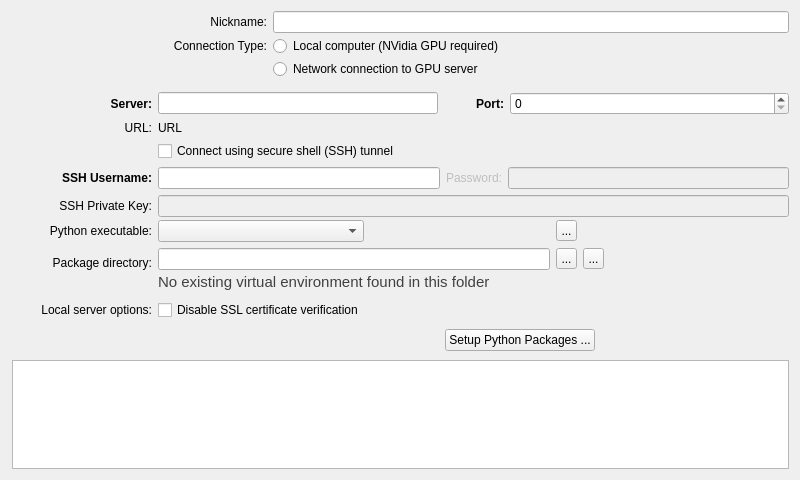
First picture: the form in GUI/Qt/Windows/DeepLearningServerEditor.ui, repository pyushkevich/itksnap, before the edit.
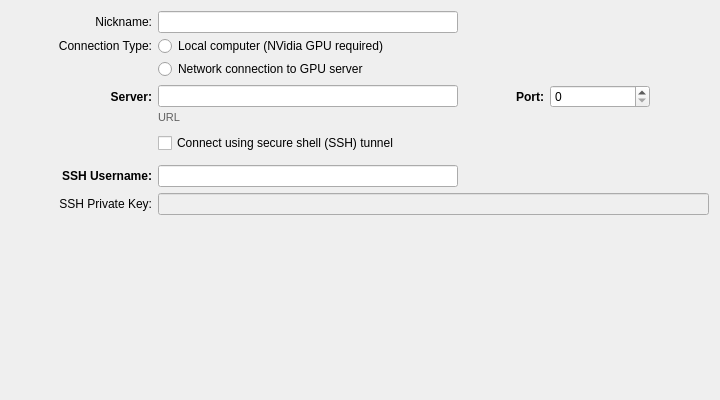
Second picture: the form after the edit. Icons and pictures are not drawn. Custom widgets are drawn as their Qt base class.

Patch:
```diff
--- a/GUI/Qt/Windows/DeepLearningServerEditor.ui
+++ b/GUI/Qt/Windows/DeepLearningServerEditor.ui
@@ -6,14 +6,14 @@
    <rect>
     <x>0</x>
     <y>0</y>
-    <width>800</width>
-    <height>480</height>
+    <width>720</width>
+    <height>400</height>
    </rect>
   </property>
   <property name="minimumSize">
    <size>
-    <width>800</width>
-    <height>480</height>
+    <width>720</width>
+    <height>400</height>
    </size>
   </property>
   <property name="windowTitle">
@@ -22,19 +22,137 @@
   <property name="styleSheet">
    <string notr="true"/>
   </property>
-  <layout class="QGridLayout" name="gridLayout" columnstretch="0,0,0">
+  <layout class="QVBoxLayout" name="verticalLayout">
    <property name="leftMargin">
     <number>12</number>
    </property>
+   <item>
+    <widget class="QWidget" name="grpHeader" native="true">
+     <layout class="QGridLayout" name="gridLayout_5" columnstretch="0,0,0" columnminimumwidth="140,0,0">
+      <property name="leftMargin">
+       <number>0</number>
+      </property>
+      <property name="topMargin">
+       <number>0</number>
+      </property>
+      <property name="rightMargin">
+       <number>0</number>
+      </property>
+      <property name="bottomMargin">
+       <number>0</number>
+      </property>
    <property name="horizontalSpacing">
     <number>6</number>
    </property>
    <property name="verticalSpacing">
     <number>3</number>
    </property>
-   <item row="4" column="0" colspan="3">
+      <item row="0" column="1">
+       <widget class="QLineEdit" name="inNickname">
+        <property name="minimumSize">
+         <size>
+          <width>300</width>
+          <height>0</height>
+         </size>
+        </property>
+        <property name="maximumSize">
+         <size>
+          <width>300</width>
+          <height>16777215</height>
+         </size>
+        </property>
+       </widget>
+      </item>
+      <item row="0" column="0">
+       <widget class="QLabel" name="label_9">
+        <property name="minimumSize">
+         <size>
+          <width>140</width>
+          <height>0</height>
+         </size>
+        </property>
+        <property name="text">
+         <string>Nickname:</string>
+        </property>
+        <property name="alignment">
+         <set>Qt::AlignmentFlag::AlignRight|Qt::AlignmentFlag::AlignTrailing|Qt::AlignmentFlag::AlignVCenter</set>
+        </property>
+       </widget>
+      </item>
+      <item row="1" column="0">
+       <widget class="QLabel" name="label_15">
+        <property name="minimumSize">
+         <size>
+          <width>140</width>
+          <height>0</height>
+         </size>
+        </property>
+        <property name="text">
+         <string>Connection Type:</string>
+        </property>
+        <property name="alignment">
+         <set>Qt::AlignmentFlag::AlignRight|Qt::AlignmentFlag::AlignTrailing|Qt::AlignmentFlag::AlignVCenter</set>
+        </property>
+       </widget>
+      </item>
+      <item row="1" column="1">
+       <widget class="QRadioButton" name="radioConnLocal">
+        <property name="text">
+         <string>Local computer (NVidia GPU required)</string>
+        </property>
+       </widget>
+      </item>
+      <item row="2" column="1">
+       <widget class="QRadioButton" name="radioConnRemote">
+        <property name="text">
+         <string>Network connection to GPU server</string>
+        </property>
+       </widget>
+      </item>
+      <item row="0" column="2">
+       <spacer name="horizontalSpacer_4">
+        <property name="orientation">
+         <enum>Qt::Orientation::Horizontal</enum>
+        </property>
+        <property name="sizeHint" stdset="0">
+         <size>
+          <width>40</width>
+          <height>20</height>
+         </size>
+        </property>
+       </spacer>
+      </item>
+     </layout>
+    </widget>
+   </item>
+   <item>
+    <widget class="QStackedWidget" name="stackMode">
+     <property name="currentIndex">
+      <number>0</number>
+     </property>
+     <widget class="QWidget" name="pageRemote">
+      <layout class="QVBoxLayout" name="verticalLayout_2">
+       <property name="spacing">
+        <number>0</number>
+       </property>
+       <property name="leftMargin">
+        <number>0</number>
+       </property>
+       <property name="topMargin">
+        <number>0</number>
+       </property>
+       <property name="rightMargin">
+        <number>0</number>
+       </property>
+       <property name="bottomMargin">
+        <number>0</number>
+       </property>
+       <item>
     <widget class="QWidget" name="grpRemote" native="true">
-     <layout class="QGridLayout" name="gridLayout_3" columnstretch="0,1,0,1" columnminimumwidth="140,130,60,130">
+         <layout class="QVBoxLayout" name="verticalLayout_4">
+          <property name="spacing">
+           <number>12</number>
+          </property>
       <property name="leftMargin">
        <number>0</number>
       </property>
@@ -47,18 +165,9 @@
       <property name="bottomMargin">
        <number>0</number>
       </property>
-      <property name="spacing">
-       <number>6</number>
-      </property>
-      <item row="1" column="1">
-       <widget class="QLineEdit" name="inHostname"/>
-      </item>
-      <item row="5" column="0" colspan="4">
-       <widget class="QWidget" name="grpSSH" native="true">
-        <property name="styleSheet">
-         <string notr="true"/>
-        </property>
-        <layout class="QGridLayout" name="gridLayout_2" columnstretch="0,1,0,1" columnminimumwidth="140,0,0,0">
+          <item>
+           <widget class="QWidget" name="grpRemoteMain" native="true">
+            <layout class="QGridLayout" name="gridLayout">
          <property name="leftMargin">
           <number>0</number>
          </property>
@@ -71,117 +180,53 @@
          <property name="bottomMargin">
           <number>0</number>
          </property>
-         <property name="spacing">
+             <property name="horizontalSpacing">
           <number>6</number>
          </property>
-         <item row="1" column="3">
-          <widget class="QLineEdit" name="inSSHPassword">
-           <property name="enabled">
-            <bool>false</bool>
-           </property>
-          </widget>
-         </item>
-         <item row="1" column="2">
-          <widget class="QLabel" name="lblSSHPassword">
-           <property name="enabled">
-            <bool>false</bool>
-           </property>
-           <property name="text">
-            <string>Password:</string>
-           </property>
-           <property name="alignment">
-            <set>Qt::AlignmentFlag::AlignRight|Qt::AlignmentFlag::AlignTrailing|Qt::AlignmentFlag::AlignVCenter</set>
-           </property>
-          </widget>
-         </item>
-         <item row="2" column="1" colspan="3">
-          <widget class="QLineEdit" name="inSSHPrivateKey">
-           <property name="enabled">
-            <bool>false</bool>
-           </property>
-          </widget>
-         </item>
-         <item row="2" column="0">
-          <widget class="QLabel" name="lblSSHPrivateKey">
-           <property name="text">
-            <string>SSH Private Key:</string>
-           </property>
-           <property name="alignment">
-            <set>Qt::AlignmentFlag::AlignRight|Qt::AlignmentFlag::AlignTrailing|Qt::AlignmentFlag::AlignVCenter</set>
-           </property>
-          </widget>
-         </item>
-         <item row="1" column="0">
-          <widget class="QLabel" name="lblSSHUsername">
-           <property name="styleSheet">
-            <string notr="true">font-weight:bold;</string>
-           </property>
-           <property name="text">
-            <string>SSH Username:</string>
-           </property>
-           <property name="alignment">
-            <set>Qt::AlignmentFlag::AlignRight|Qt::AlignmentFlag::AlignTrailing|Qt::AlignmentFlag::AlignVCenter</set>
-           </property>
-          </widget>
-         </item>
-         <item row="1" column="1">
-          <widget class="QLineEdit" name="inSSHUsername"/>
-         </item>
-        </layout>
-       </widget>
-      </item>
-      <item row="1" column="3">
+             <property name="verticalSpacing">
+              <number>3</number>
+             </property>
+             <item row="0" column="3">
        <widget class="QSpinBox" name="inPort">
+               <property name="minimumSize">
+                <size>
+                 <width>100</width>
+                 <height>0</height>
+                </size>
+               </property>
+               <property name="maximumSize">
+                <size>
+                 <width>100</width>
+                 <height>16777215</height>
+                </size>
+               </property>
         <property name="maximum">
          <number>99999</number>
         </property>
        </widget>
       </item>
-      <item row="2" column="0">
-       <widget class="QLabel" name="lblURL">
-        <property name="text">
-         <string>URL:</string>
-        </property>
-        <property name="alignment">
-         <set>Qt::AlignmentFlag::AlignRight|Qt::AlignmentFlag::AlignTrailing|Qt::AlignmentFlag::AlignVCenter</set>
-        </property>
-       </widget>
-      </item>
-      <item row="1" column="0">
-       <widget class="QLabel" name="lblHostname">
-        <property name="styleSheet">
-         <string notr="true">font-weight:bold;</string>
-        </property>
-        <property name="text">
-         <string>Server:</string>
-        </property>
-        <property name="alignment">
-         <set>Qt::AlignmentFlag::AlignRight|Qt::AlignmentFlag::AlignTrailing|Qt::AlignmentFlag::AlignVCenter</set>
-        </property>
-       </widget>
-      </item>
-      <item row="3" column="1" colspan="3">
-       <widget class="QCheckBox" name="chkTunnel">
-        <property name="text">
-         <string>Connect using secure shell (SSH) tunnel</string>
-        </property>
-       </widget>
-      </item>
-      <item row="1" column="2">
-       <widget class="QLabel" name="lblPort">
-        <property name="styleSheet">
-         <string notr="true">font-weight:bold;</string>
-        </property>
-        <property name="text">
-         <string>Port:</string>
-        </property>
-        <property name="alignment">
-         <set>Qt::AlignmentFlag::AlignRight|Qt::AlignmentFlag::AlignTrailing|Qt::AlignmentFlag::AlignVCenter</set>
-        </property>
-       </widget>
-      </item>
       <item row="2" column="1">
+              <spacer name="verticalSpacer_5">
+               <property name="orientation">
+                <enum>Qt::Orientation::Vertical</enum>
+               </property>
+               <property name="sizeType">
+                <enum>QSizePolicy::Policy::Fixed</enum>
+               </property>
+               <property name="sizeHint" stdset="0">
+                <size>
+                 <width>20</width>
+                 <height>6</height>
+                </size>
+               </property>
+              </spacer>
+             </item>
+             <item row="1" column="1">
        <widget class="QLabel" name="outURL">
+               <property name="styleSheet">
+                <string notr="true">font-size:11px;
+color:rgb(96, 96, 96);</string>
+               </property>
         <property name="text">
          <string>URL</string>
         </property>
@@ -190,18 +235,82 @@
         </property>
        </widget>
       </item>
+             <item row="0" column="1">
+              <widget class="QLineEdit" name="inHostname">
+               <property name="minimumSize">
+                <size>
+                 <width>300</width>
+                 <height>0</height>
+                </size>
+               </property>
+               <property name="maximumSize">
+                <size>
+                 <width>300</width>
+                 <height>16777215</height>
+                </size>
+               </property>
+              </widget>
+             </item>
+             <item row="0" column="2">
+              <widget class="QLabel" name="lblPort">
+               <property name="minimumSize">
+                <size>
+                 <width>80</width>
+                 <height>0</height>
+                </size>
+               </property>
+               <property name="maximumSize">
+                <size>
+                 <width>80</width>
+                 <height>16777215</height>
+                </size>
+               </property>
+               <property name="styleSheet">
+                <string notr="true">font-weight:bold;</string>
+               </property>
+               <property name="text">
+                <string>Port:</string>
+               </property>
+               <property name="alignment">
+                <set>Qt::AlignmentFlag::AlignRight|Qt::AlignmentFlag::AlignTrailing|Qt::AlignmentFlag::AlignVCenter</set>
+               </property>
+              </widget>
+             </item>
+             <item row="3" column="1" colspan="3">
+              <widget class="QCheckBox" name="chkTunnel">
+               <property name="text">
+                <string>Connect using secure shell (SSH) tunnel</string>
+               </property>
+              </widget>
+             </item>
       <item row="0" column="0">
-       <spacer name="verticalSpacer_4">
+              <widget class="QLabel" name="lblHostname">
+               <property name="minimumSize">
+                <size>
+                 <width>140</width>
+                 <height>0</height>
+                </size>
+               </property>
+               <property name="styleSheet">
+                <string notr="true">font-weight:bold;</string>
+               </property>
+               <property name="text">
+                <string>Server:</string>
+               </property>
+               <property name="alignment">
+                <set>Qt::AlignmentFlag::AlignRight|Qt::AlignmentFlag::AlignTrailing|Qt::AlignmentFlag::AlignVCenter</set>
+               </property>
+              </widget>
+             </item>
+             <item row="0" column="4">
+              <spacer name="horizontalSpacer_6">
         <property name="orientation">
-         <enum>Qt::Orientation::Vertical</enum>
-        </property>
-        <property name="sizeType">
-         <enum>QSizePolicy::Policy::Fixed</enum>
+                <enum>Qt::Orientation::Horizontal</enum>
         </property>
         <property name="sizeHint" stdset="0">
          <size>
-          <width>20</width>
-          <height>10</height>
+                 <width>40</width>
+                 <height>20</height>
          </size>
         </property>
        </spacer>
@@ -209,22 +318,12 @@
      </layout>
     </widget>
    </item>
-   <item row="0" column="1" colspan="2">
-    <widget class="QLineEdit" name="inNickname"/>
-   </item>
-   <item row="0" column="0">
-    <widget class="QLabel" name="label_9">
-     <property name="text">
-      <string>Nickname:</string>
-     </property>
-     <property name="alignment">
-      <set>Qt::AlignmentFlag::AlignRight|Qt::AlignmentFlag::AlignTrailing|Qt::AlignmentFlag::AlignVCenter</set>
-     </property>
-    </widget>
-   </item>
-   <item row="5" column="0" colspan="3">
-    <widget class="QWidget" name="grpLocal" native="true">
-     <layout class="QGridLayout" name="gridLayout_4" rowstretch="0,0,0,0,0,0,0,0" columnstretch="0,0,0,0,0,0">
+          <item>
+           <widget class="QWidget" name="grpSSH" native="true">
+            <property name="styleSheet">
+             <string notr="true"/>
+            </property>
+            <layout class="QGridLayout" name="gridLayout_2" columnstretch="0,0,0">
       <property name="leftMargin">
        <number>0</number>
       </property>
@@ -237,20 +336,140 @@
       <property name="bottomMargin">
        <number>0</number>
       </property>
-      <property name="horizontalSpacing">
+             <property name="spacing">
        <number>6</number>
       </property>
-      <property name="verticalSpacing">
-       <number>3</number>
-      </property>
       <item row="2" column="1" colspan="2">
-       <widget class="QLineEdit" name="inPythonVEnv">
-        <property name="toolTip">
-         <string>This is the location where Python packages needed to run the ITK-SNAP deep learning extension server will be installed.</string>
+              <widget class="QLineEdit" name="inSSHPrivateKey">
+               <property name="enabled">
+                <bool>false</bool>
         </property>
        </widget>
       </item>
-      <item row="6" column="1" colspan="4">
+             <item row="2" column="0">
+              <widget class="QLabel" name="lblSSHPrivateKey">
+               <property name="minimumSize">
+                <size>
+                 <width>140</width>
+                 <height>0</height>
+                </size>
+               </property>
+               <property name="text">
+                <string>SSH Private Key:</string>
+               </property>
+               <property name="alignment">
+                <set>Qt::AlignmentFlag::AlignRight|Qt::AlignmentFlag::AlignTrailing|Qt::AlignmentFlag::AlignVCenter</set>
+               </property>
+              </widget>
+             </item>
+             <item row="1" column="0">
+              <widget class="QLabel" name="lblSSHUsername">
+               <property name="minimumSize">
+                <size>
+                 <width>140</width>
+                 <height>0</height>
+                </size>
+               </property>
+               <property name="styleSheet">
+                <string notr="true">font-weight:bold;</string>
+               </property>
+               <property name="text">
+                <string>SSH Username:</string>
+               </property>
+               <property name="alignment">
+                <set>Qt::AlignmentFlag::AlignRight|Qt::AlignmentFlag::AlignTrailing|Qt::AlignmentFlag::AlignVCenter</set>
+               </property>
+              </widget>
+             </item>
+             <item row="1" column="1">
+              <widget class="QLineEdit" name="inSSHUsername">
+               <property name="minimumSize">
+                <size>
+                 <width>300</width>
+                 <height>0</height>
+                </size>
+               </property>
+               <property name="maximumSize">
+                <size>
+                 <width>300</width>
+                 <height>16777215</height>
+                </size>
+               </property>
+              </widget>
+             </item>
+             <item row="1" column="2">
+              <spacer name="horizontalSpacer_5">
+               <property name="orientation">
+                <enum>Qt::Orientation::Horizontal</enum>
+               </property>
+               <property name="sizeHint" stdset="0">
+                <size>
+                 <width>40</width>
+                 <height>20</height>
+                </size>
+               </property>
+              </spacer>
+             </item>
+            </layout>
+           </widget>
+          </item>
+          <item>
+           <spacer name="verticalSpacer_2">
+            <property name="orientation">
+             <enum>Qt::Orientation::Vertical</enum>
+            </property>
+            <property name="sizeHint" stdset="0">
+             <size>
+              <width>20</width>
+              <height>40</height>
+             </size>
+            </property>
+           </spacer>
+          </item>
+         </layout>
+        </widget>
+       </item>
+      </layout>
+     </widget>
+     <widget class="QWidget" name="pageLocal">
+      <layout class="QVBoxLayout" name="verticalLayout_3">
+       <property name="spacing">
+        <number>0</number>
+       </property>
+       <property name="leftMargin">
+        <number>0</number>
+       </property>
+       <property name="topMargin">
+        <number>0</number>
+       </property>
+       <property name="rightMargin">
+        <number>0</number>
+       </property>
+       <property name="bottomMargin">
+        <number>0</number>
+       </property>
+       <item>
+        <widget class="QWidget" name="grpLocal" native="true">
+         <layout class="QGridLayout" name="gridLayout_4" rowstretch="0,0,0,0,0,0,0,0,0" columnstretch="0,0,0,0,0,0,0">
+          <property name="leftMargin">
+           <number>0</number>
+          </property>
+          <property name="topMargin">
+           <number>0</number>
+          </property>
+          <property name="rightMargin">
+           <number>0</number>
+          </property>
+          <property name="bottomMargin">
+           <number>0</number>
+          </property>
+          <property name="horizontalSpacing">
+           <number>6</number>
+          </property>
+          <property name="verticalSpacing">
+           <number>3</number>
+          </property>
+          <item row="6" column="1" colspan="6">
        <widget class="QWidget" name="widget" native="true">
         <layout class="QHBoxLayout" name="horizontalLayout">
          <property name="topMargin">
@@ -285,56 +504,7 @@
         </layout>
        </widget>
       </item>
-      <item row="0" column="1">
-       <widget class="QComboBox" name="inPythonExe">
-        <property name="toolTip">
-         <string>Select the Python interpreter that will be used to run the local ITK-SNAP deep learning extensions server.</string>
-        </property>
-       </widget>
-      </item>
-      <item row="4" column="0">
-       <spacer name="verticalSpacer_3">
-        <property name="orientation">
-         <enum>Qt::Orientation::Vertical</enum>
-        </property>
-        <property name="sizeType">
-         <enum>QSizePolicy::Policy::Fixed</enum>
-        </property>
-        <property name="sizeHint" stdset="0">
-         <size>
-          <width>20</width>
-          <height>6</height>
-         </size>
-        </property>
-       </spacer>
-      </item>
-      <item row="7" column="0" colspan="6">
-       <widget class="QProcessOutputTextWidget" name="txtInstallLog"/>
-      </item>
-      <item row="5" column="1">
-       <widget class="QCheckBox" name="chkNoSSLVerify">
-        <property name="toolTip">
-         <string>This will allow the local ITK-SNAP deep learning extension server to download trained models from huggingface.co without SSL certificate verification. Turn on this option if you encounter errors related to invalid or missing SSL certificates.</string>
-        </property>
-        <property name="text">
-         <string>Disable SSL certificate verification</string>
-        </property>
-       </widget>
-      </item>
-      <item row="0" column="0">
-       <widget class="QLabel" name="lblPythonVEnv_2">
-        <property name="text">
-         <string>Python executable:</string>
-        </property>
-        <property name="alignment">
-         <set>Qt::AlignmentFlag::AlignRight|Qt::AlignmentFlag::AlignTrailing|Qt::AlignmentFlag::AlignVCenter</set>
-        </property>
-        <property name="wordWrap">
-         <bool>true</bool>
-        </property>
-       </widget>
-      </item>
-      <item row="2" column="4">
+          <item row="2" column="6">
        <widget class="QToolButton" name="btnResetVEnvFolderToDefault">
         <property name="maximumSize">
          <size>
@@ -349,50 +519,20 @@
          <string>...</string>
         </property>
         <property name="icon">
-         <iconset theme="QIcon::ThemeIcon::ViewRefresh"/>
-        </property>
-       </widget>
-      </item>
-      <item row="2" column="3">
-       <widget class="QToolButton" name="btnFindVEnvFolder">
-        <property name="maximumSize">
-         <size>
-          <width>21</width>
-          <height>21</height>
-         </size>
-        </property>
-        <property name="toolTip">
-         <string>Select the location where Python packages needed to run the ITK-SNAP deep learning extension server will be installed.</string>
-        </property>
-        <property name="text">
-         <string>...</string>
-        </property>
-        <property name="icon">
-         <iconset theme="QIcon::ThemeIcon::DocumentOpen"/>
-        </property>
-       </widget>
-      </item>
-      <item row="0" column="3">
-       <widget class="QToolButton" name="btnFindPythonExe">
-        <property name="maximumSize">
-         <size>
-          <width>21</width>
-          <height>21</height>
-         </size>
-        </property>
-        <property name="toolTip">
-         <string>Select the Python interpreter from a custom location.</string>
-        </property>
-        <property name="text">
-         <string>...</string>
-        </property>
-        <property name="icon">
-         <iconset theme="QIcon::ThemeIcon::DocumentOpen"/>
+             <iconset>
+              <normalon>:/root/icons8_reset_16.png</normalon>
+             </iconset>
         </property>
        </widget>
       </item>
       <item row="1" column="0" rowspan="2">
        <widget class="QLabel" name="lblPythonVEnv">
+            <property name="minimumSize">
+             <size>
+              <width>140</width>
+              <height>0</height>
+             </size>
+            </property>
         <property name="maximumSize">
          <size>
           <width>140</width>
@@ -410,7 +550,38 @@
         </property>
        </widget>
       </item>
-      <item row="3" column="1" colspan="4">
+          <item row="5" column="1">
+           <widget class="QCheckBox" name="chkNoSSLVerify">
+            <property name="toolTip">
+             <string>This will allow the local ITK-SNAP deep learning extension server to download trained models from huggingface.co without SSL certificate verification. Turn on this option if you encounter errors related to invalid or missing SSL certificates.</string>
+            </property>
+            <property name="text">
+             <string>Disable SSL certificate verification</string>
+            </property>
+           </widget>
+          </item>
+          <item row="2" column="5">
+           <widget class="QToolButton" name="btnFindVEnvFolder">
+            <property name="maximumSize">
+             <size>
+              <width>21</width>
+              <height>21</height>
+             </size>
+            </property>
+            <property name="toolTip">
+             <string>Select the location where Python packages needed to run the ITK-SNAP deep learning extension server will be installed.</string>
+            </property>
+            <property name="text">
+             <string>...</string>
+            </property>
+            <property name="icon">
+             <iconset>
+              <normalon>:/root/icons8_opened_folder_16.png</normalon>
+             </iconset>
+            </property>
+           </widget>
+          </item>
+          <item row="3" column="1" colspan="5">
        <widget class="QLabel" name="lblPythonVEnvStatus">
         <property name="styleSheet">
          <string notr="true">font-size:11pt;
@@ -421,10 +592,16 @@
         </property>
        </widget>
       </item>
-      <item row="5" column="0">
-       <widget class="QLabel" name="lblPythonVEnv_3">
+          <item row="0" column="0">
+           <widget class="QLabel" name="lblPythonVEnv_2">
+            <property name="minimumSize">
+             <size>
+              <width>140</width>
+              <height>0</height>
+             </size>
+            </property>
         <property name="text">
-         <string>Local server options:</string>
+             <string>Python executable:</string>
         </property>
         <property name="alignment">
          <set>Qt::AlignmentFlag::AlignRight|Qt::AlignmentFlag::AlignTrailing|Qt::AlignmentFlag::AlignVCenter</set>
@@ -434,34 +611,61 @@
         </property>
        </widget>
       </item>
-     </layout>
-    </widget>
-   </item>
-   <item row="1" column="0">
-    <widget class="QLabel" name="label_15">
+          <item row="0" column="5">
+           <widget class="QToolButton" name="btnFindPythonExe">
+            <property name="maximumSize">
+             <size>
+              <width>21</width>
+              <height>21</height>
+             </size>
+            </property>
+            <property name="toolTip">
+             <string>Select the Python interpreter from a custom location.</string>
+            </property>
      <property name="text">
-      <string>Connection Type:</string>
-     </property>
-     <property name="alignment">
-      <set>Qt::AlignmentFlag::AlignRight|Qt::AlignmentFlag::AlignTrailing|Qt::AlignmentFlag::AlignVCenter</set>
+             <string>...</string>
+            </property>
+            <property name="icon">
+             <iconset>
+              <normalon>:/root/icons8_opened_folder_16.png</normalon>
+             </iconset>
      </property>
     </widget>
    </item>
-   <item row="2" column="1">
-    <widget class="QRadioButton" name="radioConnRemote">
-     <property name="text">
-      <string>Network connection to GPU server</string>
+          <item row="0" column="1" colspan="4">
+           <widget class="QComboBox" name="inPythonExe">
+            <property name="toolTip">
+             <string>Select the Python interpreter that will be used to run the local ITK-SNAP deep learning extensions server.</string>
      </property>
     </widget>
    </item>
-   <item row="1" column="1" colspan="2">
-    <widget class="QRadioButton" name="radioConnLocal">
-     <property name="text">
-      <string>Local computer (NVidia GPU required)</string>
+          <item row="2" column="1" colspan="4">
+           <widget class="QLineEdit" name="inPythonVEnv">
+            <property name="toolTip">
+             <string>This is the location where Python packages needed to run the ITK-SNAP deep learning extension server will be installed.</string>
      </property>
     </widget>
    </item>
-   <item row="6" column="0">
+          <item row="4" column="0">
+           <spacer name="verticalSpacer_3">
+            <property name="orientation">
+             <enum>Qt::Orientation::Vertical</enum>
+            </property>
+            <property name="sizeType">
+             <enum>QSizePolicy::Policy::Fixed</enum>
+            </property>
+            <property name="sizeHint" stdset="0">
+             <size>
+              <width>20</width>
+              <height>10</height>
+             </size>
+            </property>
+           </spacer>
+          </item>
+          <item row="7" column="0" colspan="7">
+           <widget class="QProcessOutputTextWidget" name="txtInstallLog"/>
+          </item>
+          <item row="8" column="0">
     <spacer name="verticalSpacer">
      <property name="orientation">
       <enum>Qt::Orientation::Vertical</enum>
@@ -476,6 +680,29 @@
    </item>
   </layout>
  </widget>
+       </item>
+      </layout>
+     </widget>
+    </widget>
+   </item>
+   <item>
+    <spacer name="verticalSpacer_4">
+     <property name="orientation">
+      <enum>Qt::Orientation::Vertical</enum>
+     </property>
+     <property name="sizeType">
+      <enum>QSizePolicy::Policy::Fixed</enum>
+     </property>
+     <property name="sizeHint" stdset="0">
+      <size>
+       <width>20</width>
+       <height>2</height>
+      </size>
+     </property>
+    </spacer>
+   </item>
+  </layout>
+ </widget>
  <customwidgets>
   <customwidget>
    <class>QProcessOutputTextWidget</class>
```
Left out of the diff: 9 changed lines with no effect on the pictures. Lines whose indentation alone changed are shown as unchanged.
